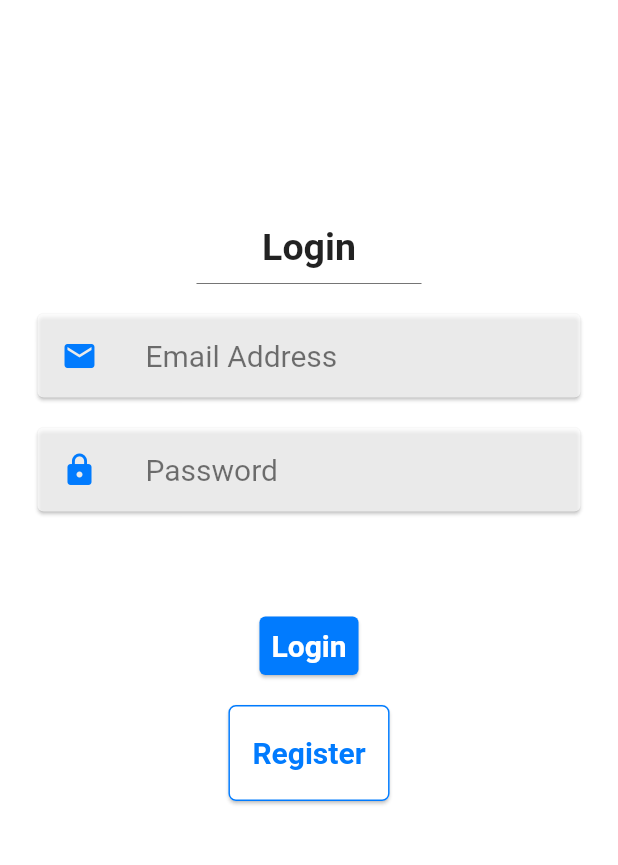
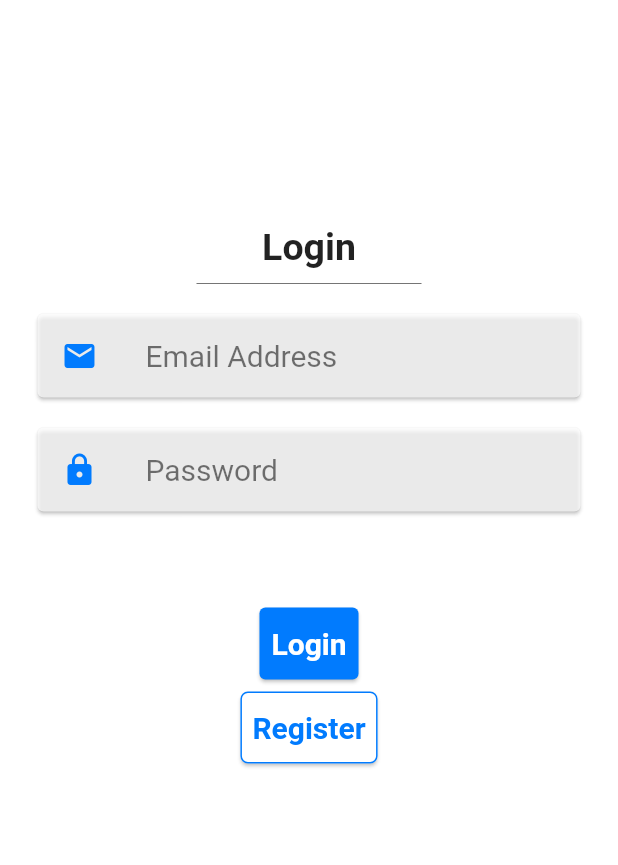
Before and after one commit to JacobYZ/watercan_profit_login, a Flutter app: the screen it shows after launch, after a tap on "Register", on a phone screen of 412 x 824 dp, the part 150-1015 px from its top. Run offline on Flutter 3.47's test engine with Material 2 defaults, Android fonts, the phone set to English and light mode, and no system bars.

Commit message:
Button added

```diff
--- a/lib/main.dart
+++ b/lib/main.dart
@@ -155,9 +155,11 @@ class _MyHomePageState extends State<MyHomePage> {
             ),
             Card(
               color: Color(0xFF017bfe),
-              margin: EdgeInsets.symmetric(vertical: 10.0, horizontal: 25.0),
-              child: Padding(
-                padding: const EdgeInsets.all(8.0),
+              //margin: EdgeInsets.symmetric(vertical: 10.0, horizontal: 25.0),
+              child: TextButton(
+                onPressed: () {
+                  print('Login button got pressed.');
+                },
                 child: Text(
                   'Login',
                   style: TextStyle(
@@ -170,22 +172,21 @@ class _MyHomePageState extends State<MyHomePage> {
             ),
             Card(
               color: Colors.white,
-              margin: EdgeInsets.symmetric(vertical: 10.0, horizontal: 25.0),
+              //margin: EdgeInsets.symmetric(vertical: 10.0, horizontal: 25.0),
               shape: RoundedRectangleBorder(
                 borderRadius: BorderRadius.circular(5),
                 side: BorderSide(width: 1, color: Color(0xFF017bfe)),
               ),
-              child: Padding(
-                padding: const EdgeInsets.all(8.0),
               child: TextButton(
-                  onPressed: () {},
+                onPressed: () {
+                  print('Register button got pressed.');
+                },
                 child: Text(
                   'Register',
                   style: TextStyle(
                     fontSize: 20.0,
                     color: Color(0xFF017bfe),
                     fontWeight: FontWeight.bold,
-                    ),
                   ),
                 ),
               ),
```
Lines whose indentation alone changed are shown as unchanged.
